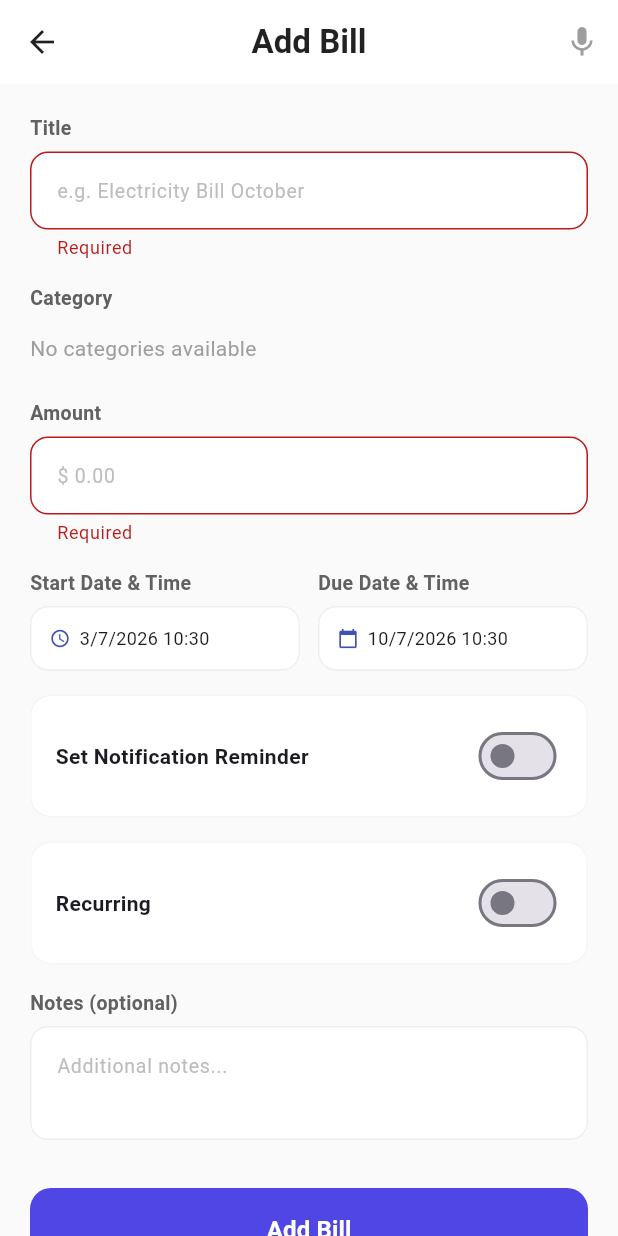
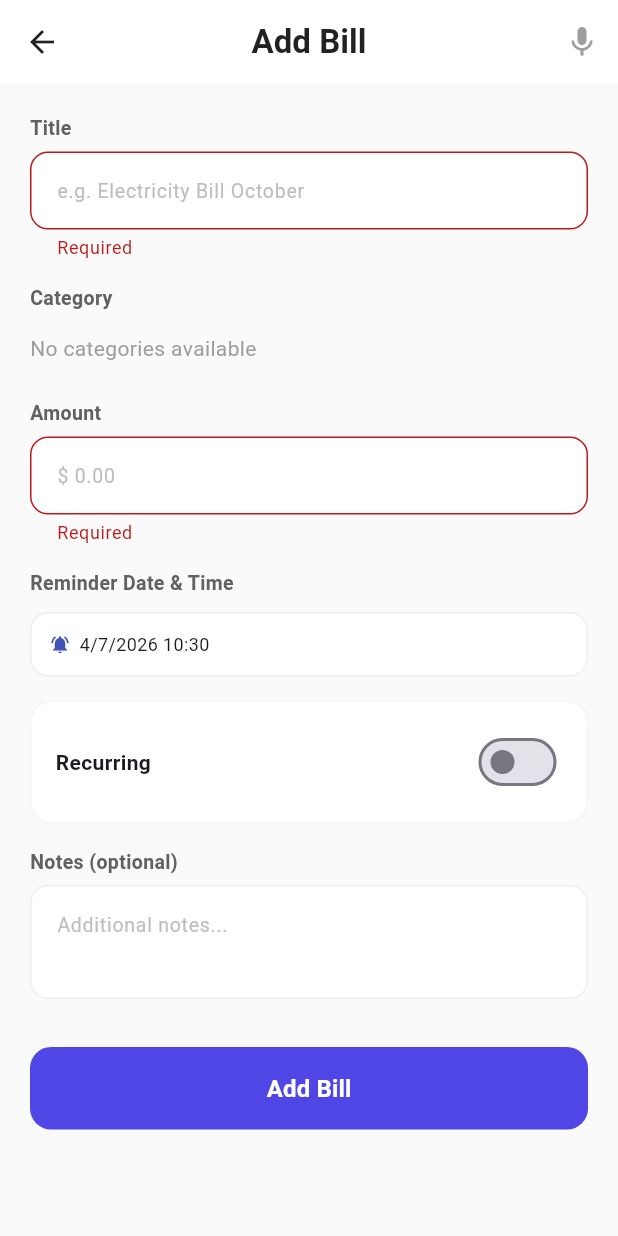
Before and after one commit to teampro2027-max/full-stack-system, a Flutter app: the AddBillScreen screen opened directly, after a tap on "Add Bill", on a phone screen of 412 x 824 dp. Run offline on Flutter 3.47's test engine with Material 3 defaults, Android fonts, the light colour scheme and no system bars; our stand-ins replace firebase_core, firebase_messaging, flutter_advanced_drawer, flutter_local_notifications, flutter_secure_storage, open_file and 1 more; missing offline and left inert: dart:html; accounts and stored records are empty; network calls fail.

Commit message:
first upload

```diff
--- a/mobile_app/lib/screens/add_bill_screen.dart
+++ b/mobile_app/lib/screens/add_bill_screen.dart
@@ -22,8 +22,8 @@ class _AddBillScreenState extends State<AddBillScreen> {
   String _selectedParentId = '';
   DateTime _startDate = DateTime.now();
   DateTime _dueDate = DateTime.now().add(const Duration(days: 7));
-  DateTime? _notificationDate;
-  bool _setReminder = false;
+  DateTime? _notificationDate = DateTime.now().add(const Duration(days: 1));
+  bool _setReminder = true;
 
   bool _isRecurring = false;
   String _recurringInterval = 'monthly';
@@ -134,45 +134,45 @@ class _AddBillScreenState extends State<AddBillScreen> {
     final now = DateTime.now();
     final buffer = const Duration(minutes: 5);
 
-    if (_startDate.isBefore(now.subtract(buffer))) {
+    if (_notificationDate == null) {
       ScaffoldMessenger.of(context).showSnackBar(
-        const SnackBar(content: Text('Start date and time cannot be in the past')),
-      );
-      return;
-    }
-    if (_dueDate.isBefore(now.subtract(buffer))) {
-      ScaffoldMessenger.of(context).showSnackBar(
-        const SnackBar(content: Text('Due date and time cannot be in the past')),
-      );
-      return;
-    }
-    if (_setReminder && _notificationDate != null && _notificationDate!.isBefore(now.subtract(buffer))) {
-      ScaffoldMessenger.of(context).showSnackBar(
-        const SnackBar(content: Text('Notification date and time cannot be in the past')),
-      );
-      return;
-    }
-    if (_dueDate.isBefore(_startDate)) {
-      ScaffoldMessenger.of(context).showSnackBar(
-        const SnackBar(content: Text('Due date must be after the start date')),
-      );
-      return;
-    }
-    if (_setReminder && _notificationDate != null && _notificationDate!.isBefore(_startDate)) {
-      ScaffoldMessenger.of(context).showSnackBar(
-        const SnackBar(content: Text('Notification date must be after the start date')),
+        const SnackBar(content: Text('Please select a reminder date and time')),
       );
       return;
     }
 
+    if (widget.existingBill == null) {
+      if (_notificationDate!.isBefore(now.subtract(buffer))) {
+        ScaffoldMessenger.of(context).showSnackBar(
+          const SnackBar(content: Text('Reminder date and time cannot be in the past')),
+        );
+        return;
+      }
+    } else {
+      final originalNotifStr = widget.existingBill!['notificationDate'];
+      final originalNotif = originalNotifStr != null ? DateTime.tryParse(originalNotifStr) : null;
+      if (originalNotif == null || _notificationDate!.isAtSameMomentAs(originalNotif) == false) {
+        if (_notificationDate!.isBefore(now.subtract(buffer))) {
+          ScaffoldMessenger.of(context).showSnackBar(
+            const SnackBar(content: Text('Reminder date and time cannot be in the past')),
+          );
+          return;
+        }
+      }
+    }
+
     setState(() => _loading = true);
+
+    final resolvedStartDate = widget.existingBill != null
+        ? (DateTime.tryParse(widget.existingBill!['startDate'] ?? '') ?? now)
+        : now;
 
     final data = {
       'title': _titleController.text.trim(),
       'amount': double.parse(_amountController.text),
-      'dueDate': _dueDate.toIso8601String(),
-      'startDate': _startDate.toIso8601String(),
-      'notificationDate': _setReminder && _notificationDate != null ? _notificationDate!.toIso8601String() : null,
+      'dueDate': _notificationDate!.toIso8601String(),
+      'startDate': resolvedStartDate.toIso8601String(),
+      'notificationDate': _notificationDate!.toIso8601String(),
       'category': _category,
       'isRecurring': _isRecurring,
       'recurringInterval': _recurringInterval,
@@ -471,18 +471,17 @@ class _AddBillScreenState extends State<AddBillScreen> {
               ]),
               const SizedBox(height: 16),
 
-              // Dates: Start Date & Due Date
-              Row(
-                children: [
-                  Expanded(
-                    child: Column(
+              // Dates: Start Date & Due Date Row has been hidden.
+              // We only display the Reminder Date & Time selector directly.
+              Column(
                 crossAxisAlignment: CrossAxisAlignment.start,
                 children: [
-                        _label('Start Date & Time'),
+                  _label('Reminder Date & Time'),
+                  const SizedBox(height: 4),
                   GestureDetector(
                     onTap: () async {
-                            final dt = await _pickDateTime(_startDate);
-                            if (dt != null) setState(() => _startDate = dt);
+                      final dt = await _pickDateTime(_notificationDate ?? DateTime.now().add(const Duration(days: 1)));
+                      if (dt != null) setState(() => _notificationDate = dt);
                     },
                     child: Container(
                       padding: const EdgeInsets.symmetric(horizontal: 12, vertical: 12),
@@ -493,11 +492,13 @@ class _AddBillScreenState extends State<AddBillScreen> {
                       ),
                       child: Row(
                         children: [
-                                const Icon(Icons.access_time, size: 14, color: Colors.indigo),
+                          const Icon(Icons.notifications_active, size: 14, color: Colors.indigo),
                           const SizedBox(width: 6),
                           Expanded(
                             child: Text(
-                                    '${_startDate.day}/${_startDate.month}/${_startDate.year} ${_startDate.hour.toString().padLeft(2, '0')}:${_startDate.minute.toString().padLeft(2, '0')}',
+                              _notificationDate == null
+                                  ? 'Select Reminder Date & Time'
+                                  : '${_notificationDate!.day}/${_notificationDate!.month}/${_notificationDate!.year} ${_notificationDate!.hour.toString().padLeft(2, '0')}:${_notificationDate!.minute.toString().padLeft(2, '0')}',
                               style: const TextStyle(fontSize: 12),
                               overflow: TextOverflow.ellipsis,
                             ),
@@ -507,106 +508,6 @@ class _AddBillScreenState extends State<AddBillScreen> {
                     ),
                   ),
                 ],
-                    ),
-                  ),
-                  const SizedBox(width: 12),
-                  Expanded(
-                    child: Column(
-                      crossAxisAlignment: CrossAxisAlignment.start,
-                      children: [
-                        _label('Due Date & Time'),
-                        GestureDetector(
-                          onTap: () async {
-                            final dt = await _pickDateTime(_dueDate);
-                            if (dt != null) setState(() => _dueDate = dt);
-                          },
-                          child: Container(
-                            padding: const EdgeInsets.symmetric(horizontal: 12, vertical: 12),
-                            decoration: BoxDecoration(
-                              color: Colors.white,
-                              borderRadius: BorderRadius.circular(12),
-                              border: Border.all(color: Colors.grey.shade200),
-                            ),
-                            child: Row(
-                              children: [
-                                const Icon(Icons.calendar_today, size: 14, color: Colors.indigo),
-                                const SizedBox(width: 6),
-                                Expanded(
-                                  child: Text(
-                                    '${_dueDate.day}/${_dueDate.month}/${_dueDate.year} ${_dueDate.hour.toString().padLeft(2, '0')}:${_dueDate.minute.toString().padLeft(2, '0')}',
-                                    style: const TextStyle(fontSize: 12),
-                                    overflow: TextOverflow.ellipsis,
-                                  ),
-                                ),
-                              ],
-                            ),
-                          ),
-                        ),
-                      ],
-                    ),
-                  ),
-                ],
-              ),
-              const SizedBox(height: 16),
-
-              // Notification Reminder
-              Container(
-                padding: const EdgeInsets.all(16),
-                decoration: BoxDecoration(
-                  color: Colors.white,
-                  borderRadius: BorderRadius.circular(14),
-                  border: Border.all(color: Colors.grey.shade100),
-                ),
-                child: Column(
-                  children: [
-                    Row(
-                      mainAxisAlignment: MainAxisAlignment.spaceBetween,
-                      children: [
-                        const Text('Set Notification Reminder', style: TextStyle(fontWeight: FontWeight.w600)),
-                        Switch(
-                          value: _setReminder,
-                          onChanged: (v) {
-                            setState(() {
-                              _setReminder = v;
-                              if (v && _notificationDate == null) {
-                                _notificationDate = DateTime.now().add(const Duration(days: 6));
-                              }
-                            });
-                          },
-                          activeColor: const Color(0xFF4F46E5),
-                        ),
-                      ],
-                    ),
-                    if (_setReminder && _notificationDate != null) ...[
-                      const Divider(height: 16),
-                      GestureDetector(
-                        onTap: () async {
-                          final dt = await _pickDateTime(_notificationDate!);
-                          if (dt != null) setState(() => _notificationDate = dt);
-                        },
-                        child: Container(
-                          padding: const EdgeInsets.symmetric(horizontal: 12, vertical: 12),
-                          decoration: BoxDecoration(
-                            color: Colors.grey.shade50,
-                            borderRadius: BorderRadius.circular(10),
-                            border: Border.all(color: Colors.grey.shade200),
-                          ),
-                          child: Row(
-                            mainAxisAlignment: MainAxisAlignment.center,
-                            children: [
-                              const Icon(Icons.notifications_active, size: 14, color: Colors.indigo),
-                              const SizedBox(width: 8),
-                              Text(
-                                '${_notificationDate!.day}/${_notificationDate!.month}/${_notificationDate!.year} ${_notificationDate!.hour.toString().padLeft(2, '0')}:${_notificationDate!.minute.toString().padLeft(2, '0')}',
-                                style: const TextStyle(fontSize: 13, fontWeight: FontWeight.w500),
-                              ),
-                            ],
-                          ),
-                        ),
-                      ),
-                    ]
-                  ],
-                ),
               ),
               const SizedBox(height: 16),
 
```
Also changed, not shown: 4 other files. Lines whose indentation alone changed are shown as unchanged.
